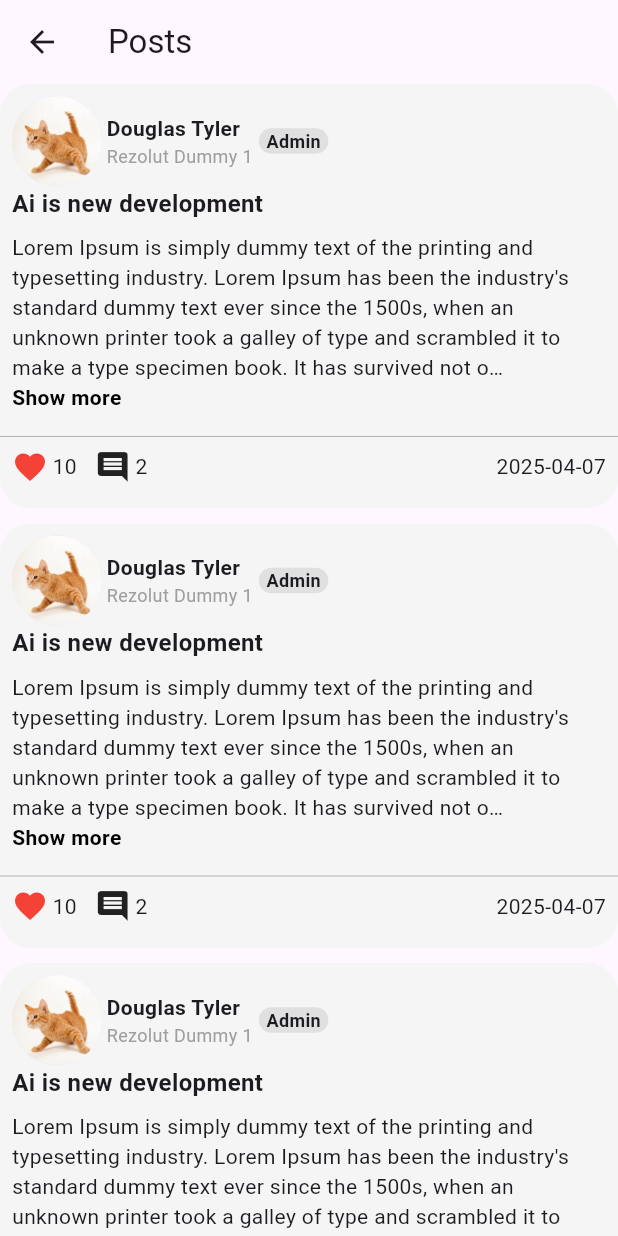
After one commit to Durgesh9M/feed-spaces, a Flutter app: the SpacesPostScreen screen opened directly, on a phone screen of 412 x 824 dp. The commit adds this screen. Run offline on Flutter 3.47's test engine with Material 3 defaults, Android fonts, the phone set to English and light mode, and no system bars; drawn by our look-alikes of expandable_text; our stand-ins replace bloc, dio, flutter_bloc, flutter_screenutil, flutter_svg; network calls fail.

Commit message:
created spaces_post screen

```diff
--- a/lib/features/feed_spaces/ui/widgets/feed_screen.dart
+++ b/lib/features/feed_spaces/ui/widgets/feed_screen.dart
@@ -15,8 +15,7 @@
   @override
   Widget build(BuildContext context) {
     return Scaffold(
-      body: Container(
-        child: SingleChildScrollView(
+      body: SingleChildScrollView(
         child: Column(
           children: [
             PostCard(
@@ -96,7 +95,6 @@
           ],
         ),
       ),
-      ),
     );
   }
 }
--- /dev/null
+++ b/lib/features/feed_spaces/ui/widgets/spaces_post_screen.dart
@@ -0,0 +1,67 @@
+import 'package:flutter/material.dart';
+import 'package:flutter_screenutil/flutter_screenutil.dart';
+
+import '../../widgets/post_card.dart';
+
+class SpacesPostScreen extends StatefulWidget {
+  const SpacesPostScreen({super.key});
+
+  @override
+  State<SpacesPostScreen> createState() => _SpacesPostScreenState();
+}
+
+class _SpacesPostScreenState extends State<SpacesPostScreen> {
+  @override
+  Widget build(BuildContext context) {
+    return Scaffold(
+      appBar: AppBar(
+        title: Text("Posts"),
+        forceMaterialTransparency: true,
+
+      ),
+      body: Container(
+        child: SingleChildScrollView(
+          // physics: BouncingScrollPhysics(),
+          child: Column(
+            children: [
+              ListView.separated(
+                scrollDirection: Axis.vertical,
+                physics: NeverScrollableScrollPhysics(),
+                separatorBuilder: (context, index) {
+                  return SizedBox(
+                      height: 10.0
+                  );
+                },
+                shrinkWrap: true,
+                itemCount: 6,
+                itemBuilder: (context, index) {
+                  return PostCard(
+                    imageUrl: AssetImage("assets/images/cat.jpg"),
+                    radius: 30,
+                    author: "Douglas Tyler",
+                    subtitle: "Rezolut Dummy 1",
+                    title: "Ai is new development",
+                    role: "Admin",
+                    content:
+                    "Lorem Ipsum is simply dummy text of the printing and typesetting industry. Lorem Ipsum has been the industry's standard dummy text ever since the 1500s, when an unknown printer took a galley of type and scrambled it to make a type specimen book. It has survived not only five centuries, but also the leap into electronic typesetting, remaining essentially unchanged. It was popularised in the 1960s with the release of Letraset sheets containing Lorem Ipsum passages, and more recently with desktop publishing software like Aldus PageMaker including versions of Lorem Ipsum.",
+                    Icon: Icon(
+                      Icons.favorite,
+                      color: Colors.red,
+                    ),
+                    Icon2: Icon(Icons.comment),
+                    likesCount: 10,
+                    commentCount: 2,
+                    date: DateTime.now(),
+                    onTap: () {
+                      print("PostCardTapped");
+                    },
+                  );
+                },
+              ),
+            ],
+          ),
+        ),
+      ),
+    );
+  }
+}
--- a/lib/features/feed_spaces/ui/widgets/spaces_screen.dart
+++ b/lib/features/feed_spaces/ui/widgets/spaces_screen.dart
@@ -3,6 +3,7 @@
 
 import 'package:feed_spaces/core/utils/app_colors.dart';
 import 'package:feed_spaces/features/feed_spaces/bloc/feed_spaces_bloc.dart';
+import 'package:feed_spaces/features/feed_spaces/ui/widgets/spaces_post_screen.dart';
 import 'package:feed_spaces/features/models/spaces_model.dart';
 import 'package:feed_spaces/features/source/api_service.dart';
 import 'package:flutter/material.dart';
@@ -70,6 +71,10 @@
                              return GestureDetector(
                                onTap: () {
                                  print("Tapped");
+                                 Navigator.push(
+                                   context,
+                                   MaterialPageRoute(builder: (context) => const SpacesPostScreen()),
+                                 );
                                },
                                child: ListTile(
                                    leading: Icon(
@@ -84,57 +89,13 @@
                            },
 
                          ),
-                         // GestureDetector(
-                         //   onTap: (){
-                         //     print("Tapped");
-                         //   },
-                         //   child: ListTile(
-                         //       leading: Icon(Icons.circle, color: AppColors.blue,
-                         //         size: 18.0,),
-                         //       title: Text("Rezolut Dummy 1" , style: TextStyle(
-                         //         color: Colors.black,
-                         //         fontSize: 16.0,
-                         //       ),)
-                         //   ),
-                         // ),
-                         // GestureDetector(
-                         //   onTap: (){
-                         //     print("Tapped");
-                         //   },
-                         //   child: ListTile(
-                         //       leading: Icon(Icons.circle, color: AppColors.blue,
-                         //         size: 18.0,),
-                         //       title: Text("Rezolut Dummy 1" , style: TextStyle(
-                         //         color: Colors.black,
-                         //         fontSize: 16.0,
-                         //       ),)
-                         //   ),
-                         // ),
-                         // // SizedBox(height: 22.0,),
-                         // Text("Tinker Village",
-                         //   style: TextStyle(fontSize: 16.0,
-                         //       fontWeight: FontWeight.bold),),
-                         //
-                         // GestureDetector(
-                         //   onTap: (){
-                         //     print("Tapped5");
-                         //   },
-                         //   child: ListTile(
-                         //       leading: Icon(Icons.circle, color: AppColors.blue,
-                         //         size: 18.0,),
-                         //       title: Text("Tinker Village" , style: TextStyle(
-                         //         color: Colors.black,
-                         //         fontSize: 16.0,
-                         //       ),)
-                         //   ),
-                         // ),
                        ],
                      );
                    }
 
                );
              }
-            return Text("No data found");
+            return Text("");
           },
         ),
       ),
--- a/lib/features/feed_spaces/widgets/post_card.dart
+++ b/lib/features/feed_spaces/widgets/post_card.dart
@@ -22,9 +22,10 @@
   final int? likesCount;
   final int? commentCount;
   final String? role;
+  final GestureTapCallback? onTap;
 
-  const PostCard(
-      {super.key,
+  const PostCard({
+    super.key,
     this.title,
     this.subtitle,
     this.content,
@@ -42,11 +43,16 @@
     this.contentStyle,
     this.author,
     this.Icon2,
-        this.role,});
+    this.role,
+    this.onTap,
+  });
 
   @override
   Widget build(BuildContext context) {
     return Center(
+      child: InkWell(
+        splashColor: Colors.transparent,
+        onTap: onTap,
         child: Container(
             decoration: BoxDecoration(
               color: AppColors.lightGrey,
@@ -75,8 +81,8 @@
                         children: [
                           Text(
                             author!,
-                          style: TextStyle(fontWeight: FontWeight.bold,
-                              fontSize: 14.0),
+                            style: TextStyle(
+                                fontWeight: FontWeight.bold, fontSize: 14.0),
                           ),
                           Text(
                             subtitle!,
@@ -84,7 +90,9 @@
                           ),
                         ],
                       ),
-                    SizedBox(width: 4.0,),
+                      SizedBox(
+                        width: 4.0,
+                      ),
                       if (role != null)
                         Container(
                           padding: const EdgeInsets.symmetric(horizontal: 5.0),
@@ -94,7 +102,8 @@
                           ),
                           child: Text(
                             role!,
-                          style: const TextStyle(fontSize: 12, fontWeight: FontWeight.bold),
+                            style: const TextStyle(
+                                fontSize: 12, fontWeight: FontWeight.bold),
                           ),
                         ),
                     ],
@@ -104,8 +113,11 @@
                   padding: const EdgeInsets.only(left: 8.0),
                   child: Align(
                     alignment: Alignment.centerLeft,
-                  child:               Text(title ?? "", style: TextStyle(fontWeight: FontWeight.bold,
-                      fontSize: 16.0),),
+                    child: Text(
+                      title ?? "",
+                      style:
+                          TextStyle(fontWeight: FontWeight.bold, fontSize: 16.0),
+                    ),
                   ),
                 ),
                 if (content != null)
@@ -115,13 +127,11 @@
                       content!,
                       style: TextStyle(fontSize: 14.0),
                       expandText: "\nShow more",
-                    expandOnTextTap: true,
+                      // expandOnTextTap: true,
                       collapseText: "\nShow less",
                       maxLines: 5,
                       linkColor: Colors.black,
-                    linkStyle: TextStyle(
-                      fontWeight: FontWeight.bold
-                    ),
+                      linkStyle: TextStyle(fontWeight: FontWeight.bold),
                     ),
                   ),
                 Divider(
@@ -129,7 +139,8 @@
                   thickness: 0.5,
                 ),
                 Padding(
-                padding: const EdgeInsets.only(right: 8.0, left: 8.0, bottom: 16.0),
+                  padding:
+                      const EdgeInsets.only(right: 8.0, left: 8.0, bottom: 16.0),
                   child: Row(
                     mainAxisAlignment: MainAxisAlignment.spaceBetween,
                     children: [
@@ -163,6 +174,7 @@
                 )
               ],
             )),
+      ),
     );
   }
 }
--- a/lib/features/source/api_endpoint.dart
+++ b/lib/features/source/api_endpoint.dart
@@ -2,4 +2,10 @@
   static const String baseUrl = "http://13.232.136.97:5002/";
   static const String getSpaces = "$baseUrl/allSpaces";
 
+  static String getSpacesPosts(String slug){
+    return "$baseUrl/spaces/$slug/allPost";
+  }
+
+
+
 }
```
Also changed, not shown: lib/features/source/api_service.dart (+2 -28 lines), 4 other files. Lines whose indentation alone changed are shown as unchanged.
